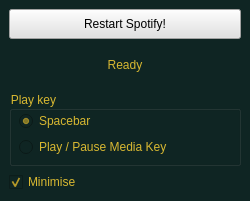
Before: the Qt Designer form mainwindow.ui in Alsweider/SpotiQuit, drawn with Qt 5.
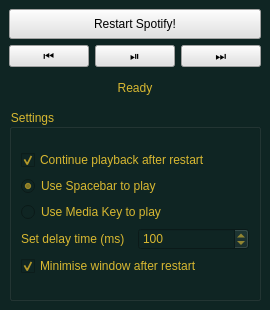
After: the same form once the commit is applied. Icons and pictures are not drawn.

```diff
--- a/mainwindow.ui
+++ b/mainwindow.ui
@@ -6,10 +6,16 @@
    <rect>
     <x>0</x>
     <y>0</y>
-    <width>250</width>
-    <height>201</height>
+    <width>259</width>
+    <height>310</height>
    </rect>
   </property>
+  <property name="sizePolicy">
+   <sizepolicy hsizetype="Minimum" vsizetype="Minimum">
+    <horstretch>0</horstretch>
+    <verstretch>0</verstretch>
+   </sizepolicy>
+  </property>
   <property name="windowTitle">
    <string>SpotiQuit 0.1.0</string>
   </property>
@@ -54,8 +60,69 @@
         </property>
        </widget>
       </item>
+      <item>
+       <layout class="QHBoxLayout" name="horizontalLayout">
+        <item>
+         <widget class="QPushButton" name="pushButton_2">
+          <property name="toolTip">
+           <string>Return to previous track</string>
+          </property>
+          <property name="styleSheet">
+           <string notr="true">background-color: rgb(225, 225, 225);
+font: 12pt &quot;Times New Roman&quot;;
+</string>
+          </property>
+          <property name="text">
+           <string>⏮</string>
+          </property>
+         </widget>
+        </item>
+        <item>
+         <widget class="QPushButton" name="playPauseButton">
+          <property name="toolTip">
+           <string>Play / Pause</string>
+          </property>
+          <property name="styleSheet">
+           <string notr="true">background-color: rgb(225, 225, 225);
+font: 12pt &quot;Times New Roman&quot;;
+</string>
+          </property>
+          <property name="text">
+           <string>⏯</string>
+          </property>
+         </widget>
+        </item>
+        <item>
+         <widget class="QPushButton" name="pushButton_3">
+          <property name="toolTip">
+           <string>Skip to next track</string>
+          </property>
+          <property name="styleSheet">
+           <string notr="true">background-color: rgb(225, 225, 225);
+font: 12pt &quot;Times New Roman&quot;;
+</string>
+          </property>
+          <property name="text">
+           <string>⏭</string>
+          </property>
+         </widget>
+        </item>
+       </layout>
+      </item>
       <item>
        <widget class="QLabel" name="label">
+        <property name="sizePolicy">
+         <sizepolicy hsizetype="Preferred" vsizetype="Minimum">
+          <horstretch>0</horstretch>
+          <verstretch>0</verstretch>
+         </sizepolicy>
+        </property>
+        <property name="maximumSize">
+         <size>
+          <width>16777215</width>
+          <height>30</height>
+         </size>
+        </property>
         <property name="toolTip">
          <string>Current status</string>
         </property>
@@ -76,6 +143,12 @@
     </item>
     <item row="1" column="0">
      <widget class="QGroupBox" name="groupBox">
+      <property name="sizePolicy">
+       <sizepolicy hsizetype="Preferred" vsizetype="Preferred">
+        <horstretch>0</horstretch>
+        <verstretch>0</verstretch>
+       </sizepolicy>
+      </property>
       <property name="toolTip">
        <string>Choose the button that will be used to resume playback.</string>
       </property>
@@ -84,51 +157,98 @@
 font: 700 9pt &quot;Arial&quot;;</string>
       </property>
       <property name="title">
-       <string>Play key</string>
+       <string>Settings</string>
       </property>
-      <widget class="QWidget" name="">
-       <property name="geometry">
-        <rect>
-         <x>10</x>
-         <y>20</y>
-         <width>161</width>
-         <height>50</height>
-        </rect>
-       </property>
-       <layout class="QFormLayout" name="formLayout_2">
-        <item row="1" column="0">
+      <layout class="QGridLayout" name="gridLayout_2">
+       <item row="0" column="0">
+        <layout class="QVBoxLayout" name="verticalLayout_2">
+         <item>
+          <widget class="QCheckBox" name="resumePlaybackCheckBox">
+           <property name="text">
+            <string>Continue playback after restart</string>
+           </property>
+           <property name="checked">
+            <bool>true</bool>
+           </property>
+          </widget>
+         </item>
+         <item>
+          <widget class="QRadioButton" name="radioButton_2">
+           <property name="styleSheet">
+            <string notr="true">color: rgb(216, 184, 49);
+font: 700 9pt &quot;Arial&quot;;</string>
+           </property>
+           <property name="text">
+            <string>Use Spacebar to play</string>
+           </property>
+           <property name="checked">
+            <bool>true</bool>
+           </property>
+          </widget>
+         </item>
+         <item>
          <widget class="QRadioButton" name="radioButton">
           <property name="styleSheet">
            <string notr="true">color: rgb(216, 184, 49);
 font: 700 9pt &quot;Arial&quot;;</string>
           </property>
           <property name="text">
-           <string>Play / Pause Media Key</string>
+            <string>Use Media Key to play</string>
           </property>
           <property name="checked">
            <bool>false</bool>
           </property>
          </widget>
         </item>
-        <item row="0" column="0">
-         <widget class="QRadioButton" name="radioButton_2">
-          <property name="styleSheet">
-           <string notr="true">color: rgb(216, 184, 49);
-font: 700 9pt &quot;Arial&quot;;</string>
+         <item>
+          <layout class="QHBoxLayout" name="horizontalLayout_2">
+           <item>
+            <widget class="QLabel" name="label_2">
+             <property name="sizePolicy">
+              <sizepolicy hsizetype="Preferred" vsizetype="Preferred">
+               <horstretch>0</horstretch>
+               <verstretch>0</verstretch>
+              </sizepolicy>
+             </property>
+             <property name="toolTip">
+              <string>Sleep time per break in milliseconds</string>
           </property>
           <property name="text">
-           <string>Spacebar</string>
-          </property>
-          <property name="checked">
-           <bool>true</bool>
+              <string>Set delay time (ms)</string>
+             </property>
+             <property name="alignment">
+              <set>Qt::AlignLeading|Qt::AlignLeft|Qt::AlignVCenter</set>
+             </property>
+            </widget>
+           </item>
+           <item>
+            <widget class="QSpinBox" name="spinBox">
+             <property name="sizePolicy">
+              <sizepolicy hsizetype="Preferred" vsizetype="Fixed">
+               <horstretch>0</horstretch>
+               <verstretch>0</verstretch>
+              </sizepolicy>
+             </property>
+             <property name="toolTip">
+              <string>Sleep time per break in milliseconds</string>
+             </property>
+             <property name="alignment">
+              <set>Qt::AlignLeading|Qt::AlignLeft|Qt::AlignVCenter</set>
+             </property>
+             <property name="minimum">
+              <number>0</number>
+             </property>
+             <property name="maximum">
+              <number>60000</number>
+             </property>
+             <property name="value">
+              <number>100</number>
           </property>
          </widget>
         </item>
        </layout>
-      </widget>
-     </widget>
-    </item>
-    <item row="2" column="0">
+         </item>
+         <item>
      <widget class="QCheckBox" name="checkBox">
       <property name="toolTip">
        <string>Minimises the Spotify window after resuming playback.</string>
@@ -138,11 +258,16 @@
 font: 700 9pt &quot;Arial&quot;;</string>
       </property>
       <property name="text">
-       <string>Minimise</string>
+            <string>Minimise window after restart</string>
       </property>
       <property name="checked">
        <bool>true</bool>
       </property>
+          </widget>
+         </item>
+        </layout>
+       </item>
+      </layout>
      </widget>
     </item>
    </layout>
```
Left out of the diff: 3 changed lines with no effect on the pictures. Lines whose indentation alone changed are shown as unchanged.
